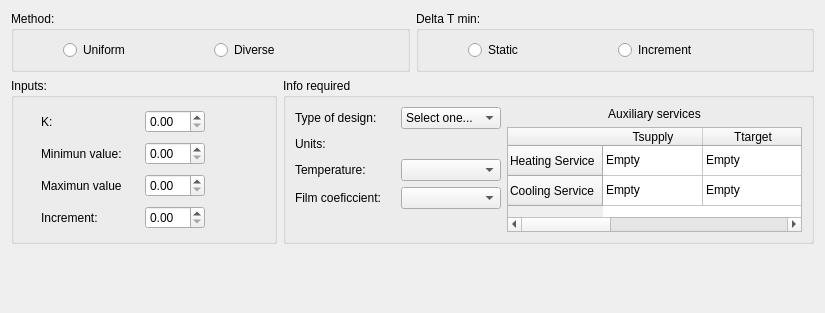
Qt form contenido_plots_area.ui (Gahemo0306/SoftawareShen) before a commit.
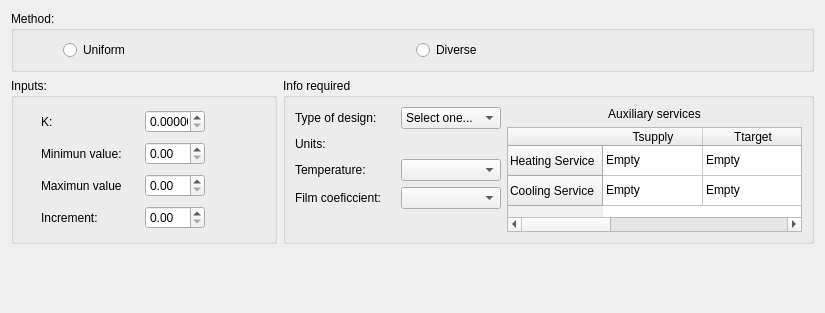
The same form after that commit.

Patch:
```diff
--- a/contenido_plots_area.ui
+++ b/contenido_plots_area.ui
@@ -71,61 +71,6 @@
        </layout>
       </widget>
      </item>
-     <item row="0" column="1">
-      <widget class="QGroupBox" name="groupBox_2">
-       <property name="title">
-        <string>Delta T min:</string>
-       </property>
-       <layout class="QGridLayout" name="gridLayout_4">
-        <item row="0" column="1">
-         <widget class="QRadioButton" name="Static">
-          <property name="text">
-           <string>Static</string>
-          </property>
-         </widget>
-        </item>
-        <item row="0" column="2">
-         <widget class="QRadioButton" name="Increment">
-          <property name="text">
-           <string>Increment</string>
-          </property>
-         </widget>
-        </item>
-        <item row="0" column="0">
-         <spacer name="horizontalSpacer_4">
-          <property name="orientation">
-           <enum>Qt::Horizontal</enum>
-          </property>
-          <property name="sizeType">
-           <enum>QSizePolicy::Ignored</enum>
-          </property>
-          <property name="sizeHint" stdset="0">
-           <size>
-            <width>40</width>
-            <height>20</height>
-           </size>
-          </property>
-         </spacer>
-        </item>
-        <item row="0" column="3">
-         <spacer name="horizontalSpacer_5">
-          <property name="orientation">
-           <enum>Qt::Horizontal</enum>
-          </property>
-          <property name="sizeType">
-           <enum>QSizePolicy::Ignored</enum>
-          </property>
-          <property name="sizeHint" stdset="0">
-           <size>
-            <width>40</width>
-            <height>20</height>
-           </size>
-          </property>
-         </spacer>
-        </item>
-       </layout>
-      </widget>
-     </item>
     </layout>
    </item>
    <item row="1" column="0">
@@ -203,6 +148,9 @@
             <height>16777215</height>
            </size>
           </property>
+          <property name="decimals">
+           <number>6</number>
+          </property>
          </widget>
         </item>
         <item row="2" column="1">
```
